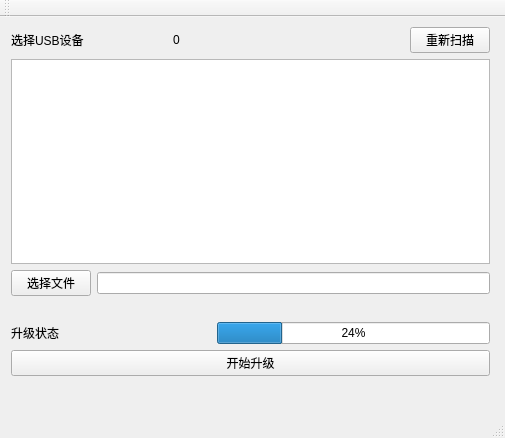
Above: mainwindow.ui from KeyboxWallet/update_tools before the change. Below: the same form after it.
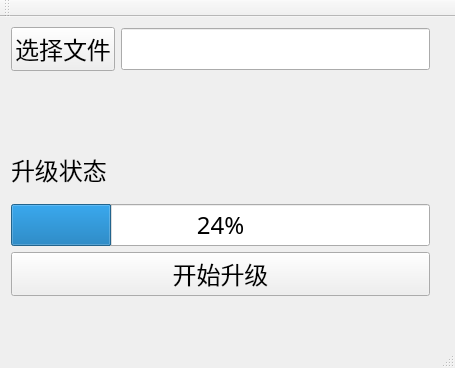
That is the form after the change.

Commit message: simplified upgrade UI

What changed in the file:
```diff
--- a/mainwindow.ui
+++ b/mainwindow.ui
@@ -6,10 +6,16 @@
    <rect>
     <x>0</x>
     <y>0</y>
-    <width>505</width>
-    <height>438</height>
+    <width>455</width>
+    <height>368</height>
    </rect>
   </property>
+  <property name="font">
+   <font>
+    <family>Songti SC</family>
+    <pointsize>18</pointsize>
+   </font>
+  </property>
   <property name="windowTitle">
    <string>KeyBox 升级工具</string>
   </property>
@@ -19,39 +25,11 @@
      <rect>
       <x>0</x>
       <y>-1</y>
-      <width>501</width>
-      <height>371</height>
+      <width>441</width>
+      <height>291</height>
      </rect>
     </property>
     <layout class="QVBoxLayout" name="vLayout">
-     <item>
-      <layout class="QHBoxLayout" name="h2Layout">
-       <item>
-        <widget class="QLabel" name="label">
-         <property name="text">
-          <string>选择USB设备</string>
-         </property>
-        </widget>
-       </item>
-       <item>
-        <widget class="QLabel" name="usbCountLabel">
-         <property name="text">
-          <string>0</string>
-         </property>
-        </widget>
-       </item>
-       <item alignment="Qt::AlignRight">
-        <widget class="QPushButton" name="reScanButton">
-         <property name="text">
-          <string>重新扫描</string>
-         </property>
-        </widget>
-       </item>
-      </layout>
-     </item>
-     <item>
-      <widget class="QListView" name="listView"/>
-     </item>
      <item>
       <layout class="QHBoxLayout" name="hLayout1">
        <item>
@@ -74,8 +52,6 @@
       </widget>
      </item>
      <item>
-      <layout class="QHBoxLayout" name="h_2">
-       <item>
         <widget class="QLabel" name="upgradeStatus">
          <property name="minimumSize">
           <size>
@@ -95,8 +71,6 @@
          </property>
         </widget>
        </item>
-      </layout>
-     </item>
      <item>
       <widget class="QPushButton" name="upgradeButton">
        <property name="text">
```
Left out of the diff: 2 changed lines with no effect on the pictures. Lines whose indentation alone changed are shown as unchanged. The commit also changes 7 other files.
